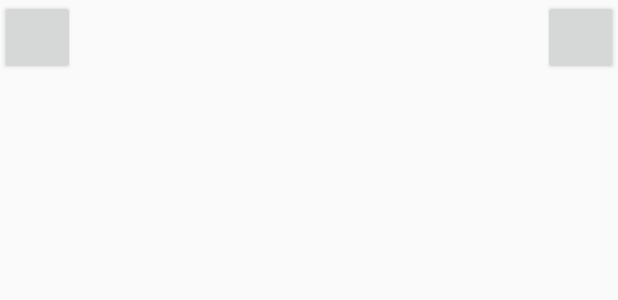
After one commit to cmahajan1891/AndroidApplication, an Android app: the layout activity_header.xml on its own in the app's theme, with its tools: preview values and no code run, on a phone screen of 412 x 824 dp. The commit adds this screen. Shown: the top 300 px of the screen. Run offline under Robolectric (Android 15) with nearby library versions, the phone set to English and light mode, and no system bars.

Commit message:
Adding base activities and base fragments

```diff
--- a/app/src/main/kotlin/com/example/androidapplication/activities/BaseActivity.kt
+++ b/app/src/main/kotlin/com/example/androidapplication/activities/BaseActivity.kt
@@ -2,12 +2,16 @@ package com.example.androidapplication.activities
 
 import android.os.Bundle
 import android.support.v4.app.FragmentActivity
+import kotlinx.android.synthetic.main.activity_header.*
 
 abstract class BaseActivity : FragmentActivity() {
-    protected abstract val tag : String
+    protected abstract val tag: String
     protected abstract fun getLayout(): Int
+    protected abstract fun getActivityTitle(): Int
+
     override fun onCreate(savedInstanceState: Bundle?) {
         super.onCreate(savedInstanceState)
         setContentView(getLayout())
+        activity_title.setText(getActivityTitle())
     }
 }
--- a/app/src/main/kotlin/com/example/androidapplication/activities/ItemActivity.kt
+++ b/app/src/main/kotlin/com/example/androidapplication/activities/ItemActivity.kt
@@ -1 +1,7 @@
 package com.example.androidapplication.activities
+
+import com.example.androidapplication.R
+
+abstract class ItemActivity: BaseActivity() {
+    override fun getActivityTitle() = R.string.app_name
+}
--- a/app/src/main/kotlin/com/example/androidapplication/activities/MainActivity.kt
+++ b/app/src/main/kotlin/com/example/androidapplication/activities/MainActivity.kt
@@ -5,4 +5,6 @@ import com.example.androidapplication.R
 class MainActivity : BaseActivity() {
     override fun getLayout(): Int = R.layout.activity_main
     override val tag: String = "MainActivity"
+    override fun getActivityTitle() = R.string.app_name
+
 }
--- /dev/null
+++ b/app/src/main/kotlin/com/example/androidapplication/fragments/BaseFragment.kt
@@ -0,0 +1 @@
+package com.example.androidapplication.fragments
--- /dev/null
+++ b/app/src/main/res/layout/activity_header.xml
@@ -0,0 +1,26 @@
+<?xml version="1.0" encoding="utf-8"?>
+<RelativeLayout xmlns:android="http://schemas.android.com/apk/res/android"
+    android:layout_width="match_parent"
+    android:layout_height="@dimen/header_height">
+
+    <Button
+        android:id="@+id/sliding_menu"
+        android:layout_width="@dimen/header_height"
+        android:layout_height="match_parent"
+        android:layout_alignParentStart="true"
+        android:layout_alignParentLeft="true" />
+
+    <TextView
+        android:id="@+id/activity_title"
+        android:layout_width="wrap_content"
+        android:layout_height="wrap_content"
+        android:layout_centerInParent="true" />
+
+    <Button
+        android:id="@+id/filter_menu"
+        android:layout_width="@dimen/header_height"
+        android:layout_height="match_parent"
+        android:layout_alignParentEnd="true"
+        android:layout_alignParentRight="true" />
+
+</RelativeLayout>
--- /dev/null
+++ b/app/src/main/res/layout/activity_note.xml
@@ -0,0 +1,6 @@
+<?xml version="1.0" encoding="utf-8"?>
+<LinearLayout xmlns:android="http://schemas.android.com/apk/res/android"
+    android:orientation="vertical" android:layout_width="match_parent"
+    android:layout_height="match_parent">
+
+</LinearLayout>
--- /dev/null
+++ b/app/src/main/res/values/dimens.xml
@@ -0,0 +1,6 @@
+<?xml version="1.0" encoding="utf-8"?>
+<resources>
+    <dimen name="button_margin">20dp</dimen>
+    <dimen name="header_height">50dp</dimen>
+    <dimen name="form_padding">10dp</dimen>
+</resources>
--- a/app/src/main/res/values/strings.xml
+++ b/app/src/main/res/values/strings.xml
@@ -1,3 +1,8 @@
 <resources>
     <string name="app_name">AndroidApplication</string>
+    <string name="title">Title</string>
+    <string name="your_note_content_goes_here">Your note content goes
+      here.</string>
+    <string name="pick_a_date">Pick a date</string>
+    <string name="pick_time">Pick time</string>
 </resources>
```
Also changed, not shown: app/src/main/AndroidManifest.xml (+10 -0 lines), app/src/main/kotlin/com/example/androidapplication/activities/NoteActivity.kt (+7 -0 lines), app/src/main/kotlin/com/example/androidapplication/activities/TodoActivity.kt (+7 -0 lines), app/src/main/res/layout/activity_main.xml (+26 -4 lines), app/src/main/res/layout/activity_todo.xml (added, +52 -0 lines).
